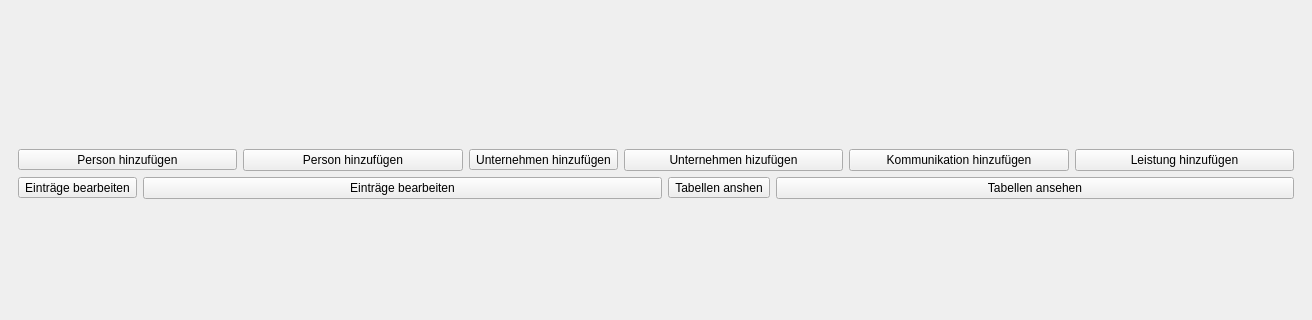
This is mainwindow.ui in green-lion-racing/glr-database as Qt 5 draws it before an edit; both pictures show x 0 to 1312 and y 208 to 528 of the 1312 by 768 pixel window. The edited form follows.
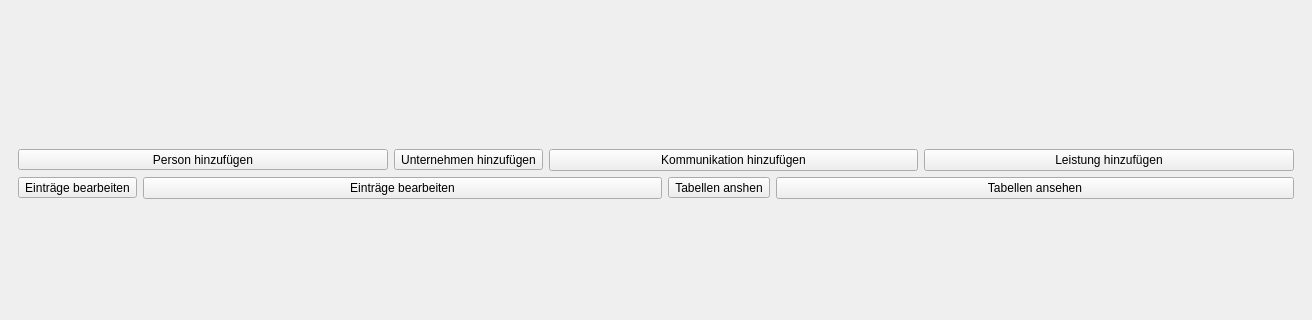
This is the edited form. Custom widgets are drawn as their Qt base class.

Commit message: Deleted unused push buttons completly deltet pb_createPerson and pb_createCompany last commit was not executable

```diff
--- a/mainwindow.ui
+++ b/mainwindow.ui
@@ -45,19 +45,6 @@
               </property>
              </widget>
             </item>
-            <item>
-             <widget class="PushButtonIcon" name="pb_createPerson">
-              <property name="minimumSize">
-               <size>
-                <width>0</width>
-                <height>0</height>
-               </size>
-              </property>
-              <property name="text">
-               <string>Person hinzufügen</string>
-              </property>
-             </widget>
-            </item>
             <item>
              <widget class="QToolButton" name="tb_createCompany">
               <property name="text">
@@ -68,34 +55,6 @@
               </property>
              </widget>
             </item>
-            <item>
-             <widget class="QPushButton" name="pb_createCompany">
-              <property name="minimumSize">
-               <size>
-                <width>0</width>
-                <height>0</height>
-               </size>
-              </property>
-              <property name="baseSize">
-               <size>
-                <width>0</width>
-                <height>0</height>
-               </size>
-              </property>
-              <property name="text">
-               <string>Unternehmen hizufügen</string>
-              </property>
-              <property name="autoDefault">
-               <bool>false</bool>
-              </property>
-              <property name="default">
-               <bool>false</bool>
-              </property>
-              <property name="flat">
-               <bool>false</bool>
-              </property>
-             </widget>
-            </item>
             <item>
              <widget class="QPushButton" name="pb_createCommunication">
               <property name="text">
@@ -314,13 +273,6 @@
    </property>
   </action>
  </widget>
- <customwidgets>
-  <customwidget>
-   <class>PushButtonIcon</class>
-   <extends>QPushButton</extends>
-   <header location="global">pushbuttonicon.h</header>
-  </customwidget>
- </customwidgets>
  <resources/>
  <connections/>
 </ui>
```
Left out of the diff: 2 changed lines with no effect on the pictures. The commit also changes 2 other files.
